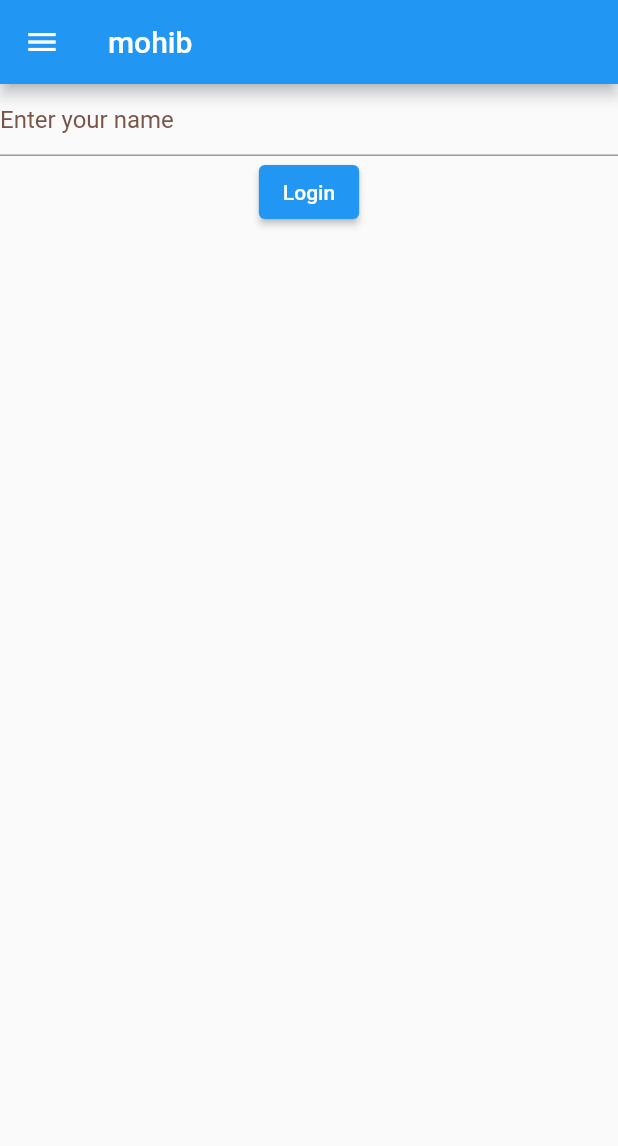
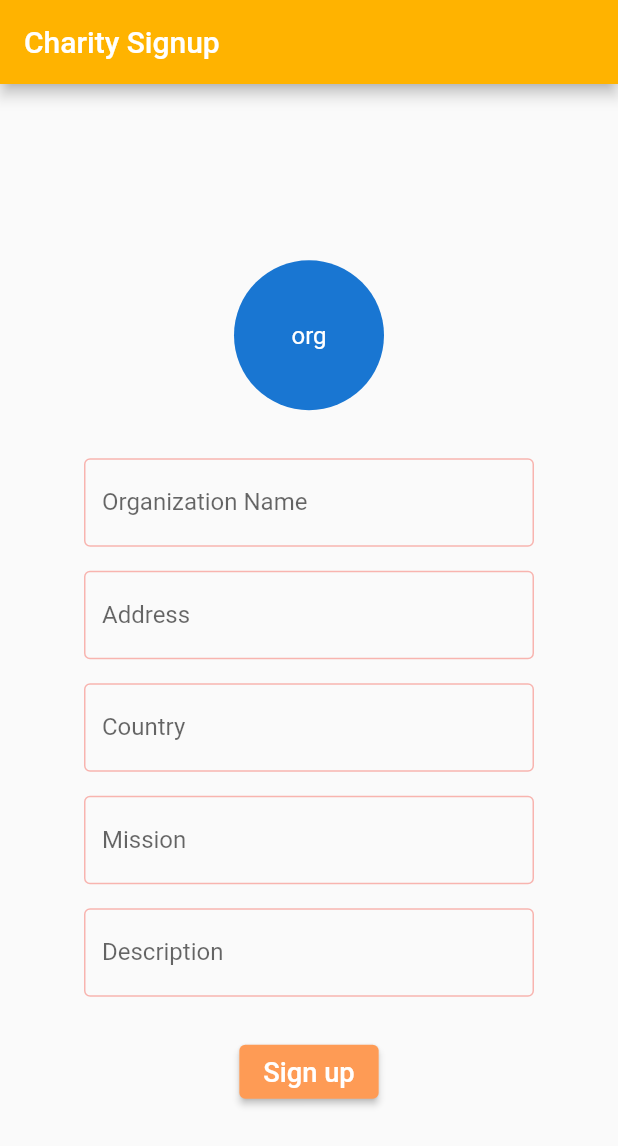
Before and after one commit to mohib988/Charity-App, a Flutter app: the screen it shows after launch, on a phone screen of 412 x 824 dp. Shown: the top 1146 px of the screen. Run offline on Flutter 3.47's test engine with Material 2 defaults, Android fonts, the phone set to English and light mode, and no system bars.

Commit message:
signup login pages with apptheme

```diff
--- /dev/null
+++ b/lib/AppTheme/app_theme.dart
@@ -0,0 +1,22 @@
+import "package:flutter/material.dart";
+
+class MyTheme {
+  static ThemeData lightTheme(BuildContext context) => ThemeData(
+      appBarTheme: AppBarTheme(backgroundColor: Color.fromRGBO(255, 179, 0, 1)),
+      inputDecorationTheme: InputDecorationTheme(
+          outlineBorder: BorderSide(color: Color.fromRGBO(255, 179, 0, 1))),
+      buttonBarTheme:
+          ButtonBarThemeData(buttonTextTheme: ButtonTextTheme.primary),
+      colorScheme: ColorScheme(
+          brightness: Brightness.light,
+          primary: Color.fromARGB(255, 254, 155, 85),
+          onPrimary: Colors.white,
+          secondary: Colors.grey,
+          onSecondary: Colors.black,
+          error: Colors.red,
+          onError: Colors.red,
+          background: Colors.red,
+          onBackground: Color.fromRGBO(255, 179, 0, 1),
+          surface: Colors.red,
+          onSurface: Colors.red));
+}
--- a/lib/main.dart
+++ b/lib/main.dart
@@ -1,5 +1,9 @@
 import 'package:flutter/material.dart';
 import 'package:flutter_application_1/pages/login.dart';
+import 'package:flutter_application_1/pages/org_signup_page.dart';
+import 'package:flutter_application_1/pages/signup_page.dart';
+
+import 'AppTheme/app_theme.dart';
 
 void main() {
   runApp(MyApp());
@@ -11,8 +15,13 @@ class MyApp extends StatelessWidget {
   @override
   Widget build(BuildContext context) {
     return MaterialApp(
+      theme: MyTheme.lightTheme(context),
       debugShowCheckedModeBanner: false,
-      routes: {"/": (context) => LoginPage()},
+      routes: {
+        "/login": (context) => LoginPage(),
+        "/signup": (context) => SignupPage(),
+        "/": (context) => OrganizationSignupPage(),
+      },
     );
   }
 }
--- /dev/null
+++ b/lib/pages/org_signup_page.dart
@@ -0,0 +1,143 @@
+import 'dart:convert';
+
+import 'package:flutter/material.dart';
+import 'package:flutter_application_1/urls/urls.dart';
+
+class OrganizationInfo {
+  String name = '';
+  String address = '';
+  String country = '';
+  String mission = '';
+  String description = '';
+
+  OrganizationInfo({
+    this.name = '',
+    this.address = '',
+    this.country = '',
+    this.mission = '',
+    this.description = '',
+  });
+
+  factory OrganizationInfo.fromJson(Map<String, dynamic> json) {
+    return OrganizationInfo(
+      name: json['name'] ?? '',
+      address: json['address'] ?? '',
+      country: json['country'] ?? '',
+      mission: json['mission'] ?? '',
+      description: json['description'] ?? '',
+    );
+  }
+
+  Map<String, dynamic> toJson() {
+    final Map<String, dynamic> data = <String, dynamic>{};
+    data['name'] = name;
+    data['address'] = address;
+    data['country'] = country;
+    data['mission'] = mission;
+    data['description'] = description;
+    return data;
+  }
+}
+
+class OrganizationSignupPage extends StatefulWidget {
+  @override
+  OrganizationSignupPageState createState() => OrganizationSignupPageState();
+}
+
+class OrganizationSignupPageState extends State<OrganizationSignupPage> {
+  late final OrganizationInfo _organization = OrganizationInfo();
+
+  Function(dynamic value)? _getOnChangedFunction(String type) {
+    final fieldMap = {
+      'name': (value) => _organization.name = value,
+      'address': (value) => _organization.address = value,
+      'country': (value) => _organization.country = value,
+      'mission': (value) => _organization.mission = value,
+      'description': (value) => _organization.description = value,
+    };
+    return fieldMap[type];
+  }
+
+  Widget _buildTextField(
+      {required String type,
+      required String label,
+      required String placeholder}) {
+    return SizedBox(
+      width: 300,
+      child: TextFormField(
+        decoration: InputDecoration(
+          labelText: label,
+          border: OutlineInputBorder(
+              borderSide: BorderSide(color: Colors.grey, width: 1)),
+          hintText: placeholder,
+        ),
+        onChanged: _getOnChangedFunction(type),
+      ),
+    );
+  }
+
+  @override
+  Widget build(BuildContext context) {
+    return Scaffold(
+      appBar: AppBar(
+        title: Text('Charity Signup'),
+      ),
+      body: Padding(
+        padding: EdgeInsets.all(10.0),
+        child: Center(
+          child: Column(
+            mainAxisAlignment: MainAxisAlignment.center,
+            children: [
+              Padding(
+                padding: const EdgeInsets.all(32.0),
+                child: CircleAvatar(
+                  radius: 50,
+                  child: Text("org"),
+                ),
+              ),
+              _buildTextField(
+                type: 'name',
+                label: 'Organization Name',
+                placeholder: 'Enter the name of your organization',
+              ),
+              SizedBox(height: 16.0),
+              _buildTextField(
+                type: 'address',
+                label: 'Address',
+                placeholder: 'Enter your organization\'s address',
+              ),
+              SizedBox(height: 16.0),
+              _buildTextField(
+                type: 'country',
+                label: 'Country',
+                placeholder: 'Enter your organization\'s country',
+              ),
+              SizedBox(height: 16.0),
+              _buildTextField(
+                type: 'mission',
+                label: 'Mission',
+                placeholder: 'Enter your organization\'s mission statement',
+              ),
+              SizedBox(height: 16.0),
+              _buildTextField(
+                type: 'description',
+                label: 'Description',
+                placeholder: 'Enter your organization\'s description',
+              ),
+              SizedBox(height: 26.0),
+              ElevatedButton(
+                onPressed: () {
+                  orgSignUp(_organization);
+                },
+                child: Text(
+                  'Sign up',
+                  textScaleFactor: 1.3,
+                ),
+              ),
+            ],
+          ),
+        ),
+      ),
+    );
+  }
+}
```
Also changed, not shown: lib/pages/login.dart (+72 -18 lines), lib/pages/signup_page.dart (added, +132 -0 lines), lib/urls/urls.dart (+12 -1 lines), 1 other file.
